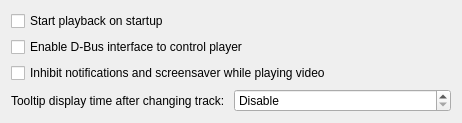
Old version of the form applet/ui/general.ui in the repository Emdek/plasmoid-mini-player.
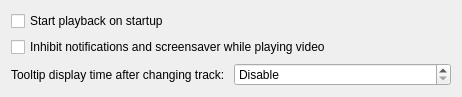
New version of the form.

Commit message: Remove old DBus interface

Patch:
```diff
--- a/applet/ui/general.ui
+++ b/applet/ui/general.ui
@@ -7,7 +7,7 @@
     <x>0</x>
     <y>0</y>
     <width>462</width>
-    <height>116</height>
+    <height>91</height>
    </rect>
   </property>
   <property name="windowTitle">
@@ -21,13 +21,6 @@
      </property>
     </widget>
    </item>
-   <item>
-    <widget class="QCheckBox" name="dbusCheckBox">
-     <property name="text">
-      <string>Enable D-Bus interface to control player</string>
-     </property>
-    </widget>
-   </item>
    <item>
     <widget class="QCheckBox" name="inhibitNotificationsCheckBox">
      <property name="text">
```
The commit also changes 21 other files.
